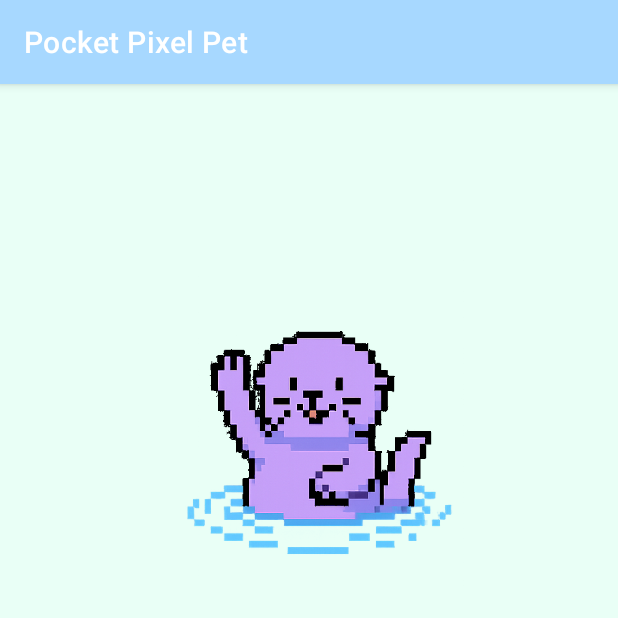
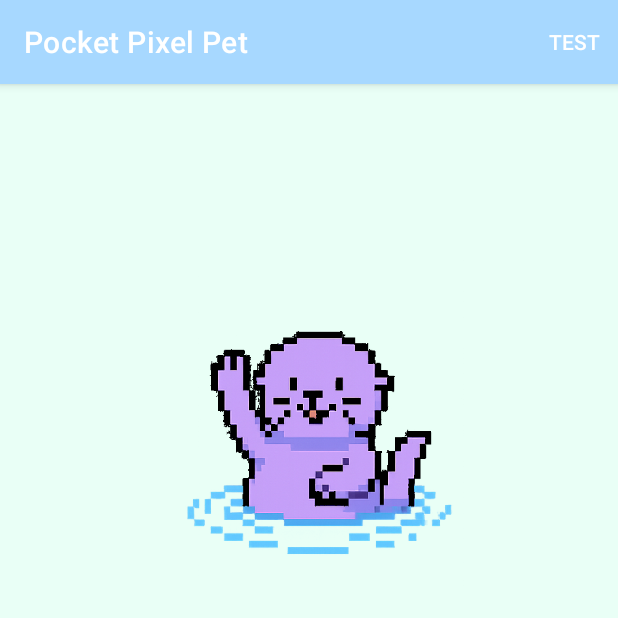
Before and after one commit to Sandbox-jvs/fa25p2_PocketPixelPets, an Android app: the screen it shows after launch (MainActivity), on a phone screen of 412 x 824 dp, the top half of it. Run offline under Robolectric (Android 15) with nearby library versions, the phone set to English and light mode, and no system bars; our stand-ins replace Room's generated code.

Commit message:
Added the menu item on start, also displays a placeholder username text

```diff
--- a/app/src/main/java/com/talentengine/pocketpixelpets/MainActivity.java
+++ b/app/src/main/java/com/talentengine/pocketpixelpets/MainActivity.java
@@ -3,6 +3,9 @@ package com.talentengine.pocketpixelpets;
 import android.content.Intent;
 import android.os.Bundle;
 import android.util.Log;
+import android.view.Menu;
+import android.view.MenuInflater;
+import android.view.MenuItem;
 
 import com.google.android.material.transition.MaterialFade;
 
@@ -32,7 +35,8 @@ public class MainActivity extends AppCompatActivity {
         //database.getOpenHelper().getWritableDatabase();
         repository = Repository.getRepository(getApplication());
 
-
+        // Force update the menu
+        invalidateOptionsMenu();
 
         MaterialButton signupButton = findViewById(R.id.signupButton);
         signupButton.setOnClickListener(v -> {
@@ -72,4 +76,22 @@ public class MainActivity extends AppCompatActivity {
         if (otterSpriteView != null) otterSpriteView.stop();
         if (logoSpriteView != null) logoSpriteView.stop();
     }
+
+    // Override method for the Logout Banner - Inflate the menu
+    @Override
+    public boolean onCreateOptionsMenu(Menu menu) {
+        MenuInflater inflater = getMenuInflater();
+        inflater.inflate(R.menu.logout_menu, menu);
+        return true;
+    }
+
+    // Override method for Logout Banner - Get references to the menu item
+    @Override
+    public boolean onPrepareOptionsMenu(Menu menu) {
+        MenuItem item = menu.findItem(R.id.logoutMenuItem);
+        item.setVisible(true);
+        // TODO: UPDATE THE TITLE TO REFLECT THE USERNAME OF THE CURRENT USER
+        item.setTitle("TEST");
+        return true;
+    }
 }
```
